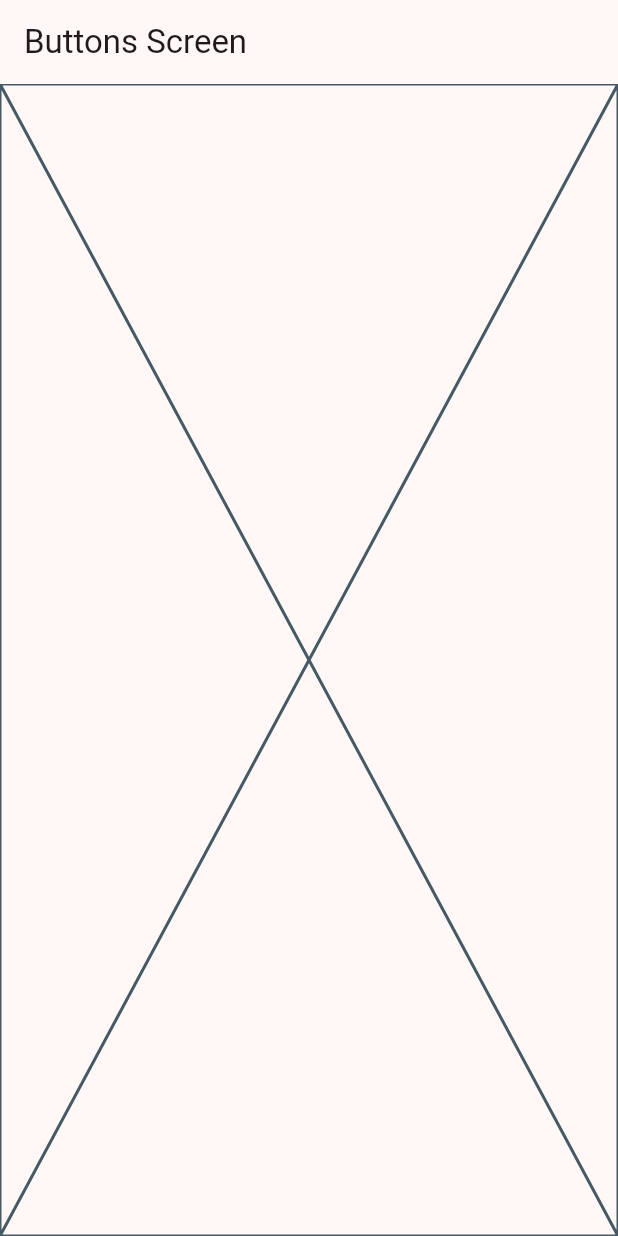
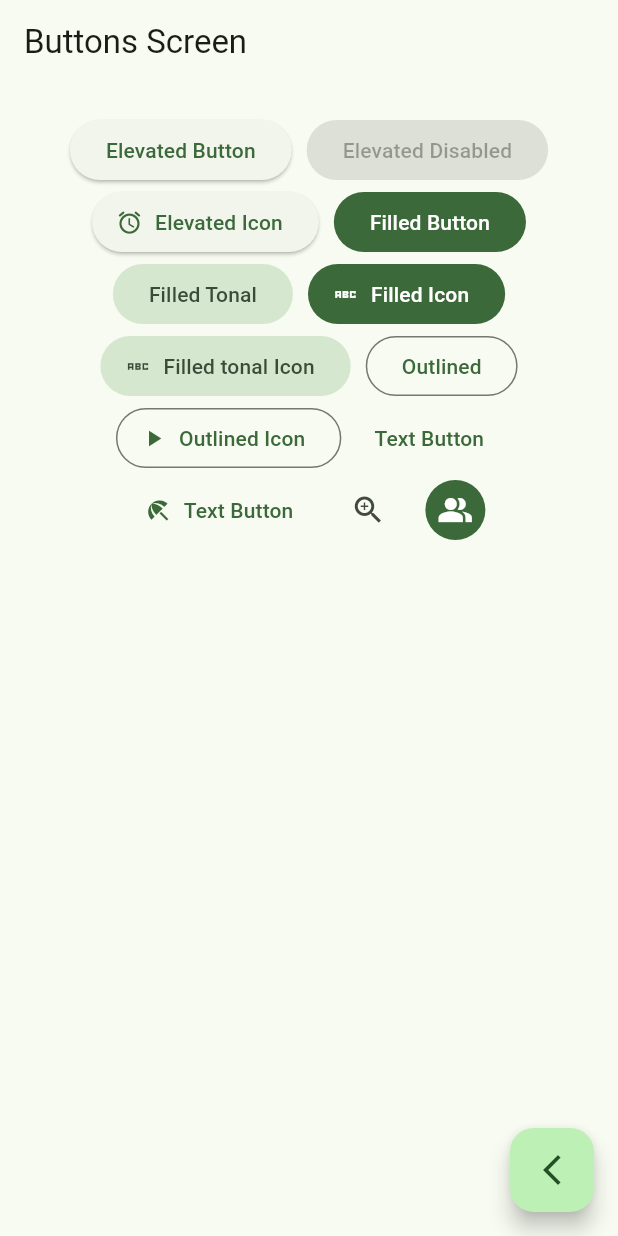
Before and after one commit to arisvaldez/widgets_app, a Flutter app: the ButtonsScreen screen opened by its route, on a phone screen of 412 x 824 dp. Run offline on Flutter 3.47's test engine with Material 2 defaults, Android fonts, the phone set to English and light mode, and no system bars; our stand-ins replace go_router.

Commit message:
add material buttons to screen

```diff
--- a/lib/config/router/app_router.dart
+++ b/lib/config/router/app_router.dart
@@ -4,14 +4,17 @@ import 'package:widgets_app/presentation/screens/screens.dart';
 final appRouter = GoRouter(initialLocation: '/', routes: [
   GoRoute(
     path: '/',
+    name: HomeScreen.name,
     builder: (context, state) => const HomeScreen(),
   ),
   GoRoute(
     path: '/cards',
+    name: ButtonsScreen.name,
     builder: (context, state) => const CardsScreen(),
   ),
   GoRoute(
     path: '/buttons',
+    name: CardsScreen.name,
     builder: (context, state) => const ButtonsScreen(),
   ),
 ]);
--- a/lib/main.dart
+++ b/lib/main.dart
@@ -15,7 +15,7 @@ class MainApp extends StatelessWidget {
     return MaterialApp.router(
       routerConfig: appRouter,
       debugShowCheckedModeBanner: false,
-      theme: AppTheme(selectedColor: ThemeColors.pink).getTheme(),
+      theme: AppTheme(selectedColor: ThemeColors.green).getTheme(),
 
     );
   }
--- a/lib/presentation/screens/buttons/buttons_screen.dart
+++ b/lib/presentation/screens/buttons/buttons_screen.dart
@@ -1,6 +1,8 @@
 import 'package:flutter/material.dart';
 
 class ButtonsScreen extends StatelessWidget {
+  static const String name = 'buttons_screen';
+
   const ButtonsScreen({super.key});
 
   @override
@@ -9,7 +11,71 @@ class ButtonsScreen extends StatelessWidget {
       appBar: AppBar(
         title: const Text('Buttons Screen'),
       ),
-      body: const Placeholder(),
+      body: const _ButtonsView(),
+      floatingActionButton: FloatingActionButton(
+        onPressed: () {},
+        child: const Icon(Icons.arrow_back_ios_new_outlined),
+      ),
     );
   }
 }
+
+class _ButtonsView extends StatelessWidget {
+  const _ButtonsView();
+
+  @override
+  Widget build(BuildContext context) {
+    final colors = Theme.of(context).colorScheme;
+
+    return SizedBox(
+      width: double.infinity,
+      child: Padding(
+        padding: const EdgeInsets.symmetric(horizontal: 10, vertical: 20),
+        child: Wrap(alignment: WrapAlignment.center, spacing: 10, children: [
+          ElevatedButton(
+              onPressed: () {}, child: const Text('Elevated Button')),
+          const ElevatedButton(
+              onPressed: null, child: Text('Elevated Disabled')),
+          ElevatedButton.icon(
+            label: const Text('Elevated Icon'),
+            onPressed: () {},
+            icon: const Icon(Icons.access_alarm_rounded),
+          ),
+          FilledButton(onPressed: () {}, child: const Text('Filled Button')),
+          FilledButton.tonal(
+              onPressed: () {}, child: const Text('Filled Tonal')),
+          FilledButton.icon(
+            label: const Text('Filled Icon'),
+            onPressed: () {},
+            icon: const Icon(Icons.abc_sharp),
+          ),
+          FilledButton.tonalIcon(
+            label: const Text('Filled tonal Icon'),
+            onPressed: () {},
+            icon: const Icon(Icons.abc_sharp),
+          ),
+          OutlinedButton(onPressed: () {}, child: const Text('Outlined')),
+          OutlinedButton.icon(
+            onPressed: () {},
+            icon: const Icon(Icons.play_arrow),
+            label: const Text('Outlined Icon'),
+          ),
+          TextButton(onPressed: () {}, child: const Text('Text Button')),
+          TextButton.icon(
+            onPressed: () {},
+            icon: const Icon(Icons.beach_access),
+            label: const Text('Text Button'),
+          ),
+          IconButton(onPressed: () {}, icon: const Icon(Icons.zoom_in)),
+          IconButton(
+            onPressed: () {},
+            icon: const Icon(Icons.people_alt),
+            style: ButtonStyle(
+                backgroundColor: MaterialStatePropertyAll(colors.primary),
+                iconColor: const MaterialStatePropertyAll(Colors.white)),
+          )
+        ]),
+      ),
+    );
+  }
+}
--- a/lib/presentation/screens/cards/cards_screen.dart
+++ b/lib/presentation/screens/cards/cards_screen.dart
@@ -1,6 +1,8 @@
 import 'package:flutter/material.dart';
 
 class CardsScreen extends StatelessWidget {
+  static const String name = 'cards_screen';
+
   const CardsScreen({super.key});
 
   @override
--- a/lib/presentation/screens/home/home_screen.dart
+++ b/lib/presentation/screens/home/home_screen.dart
@@ -1,10 +1,12 @@
 import 'package:flutter/material.dart';
 import 'package:go_router/go_router.dart';
 import 'package:widgets_app/config/menu/menu_item.dart';
-import 'package:widgets_app/presentation/screens/buttons/buttons_screen.dart';
+
 
 class HomeScreen extends StatelessWidget {
   const HomeScreen({super.key});
+
+  static const String name = 'home_screen';
 
   @override
   Widget build(BuildContext context) {
```
